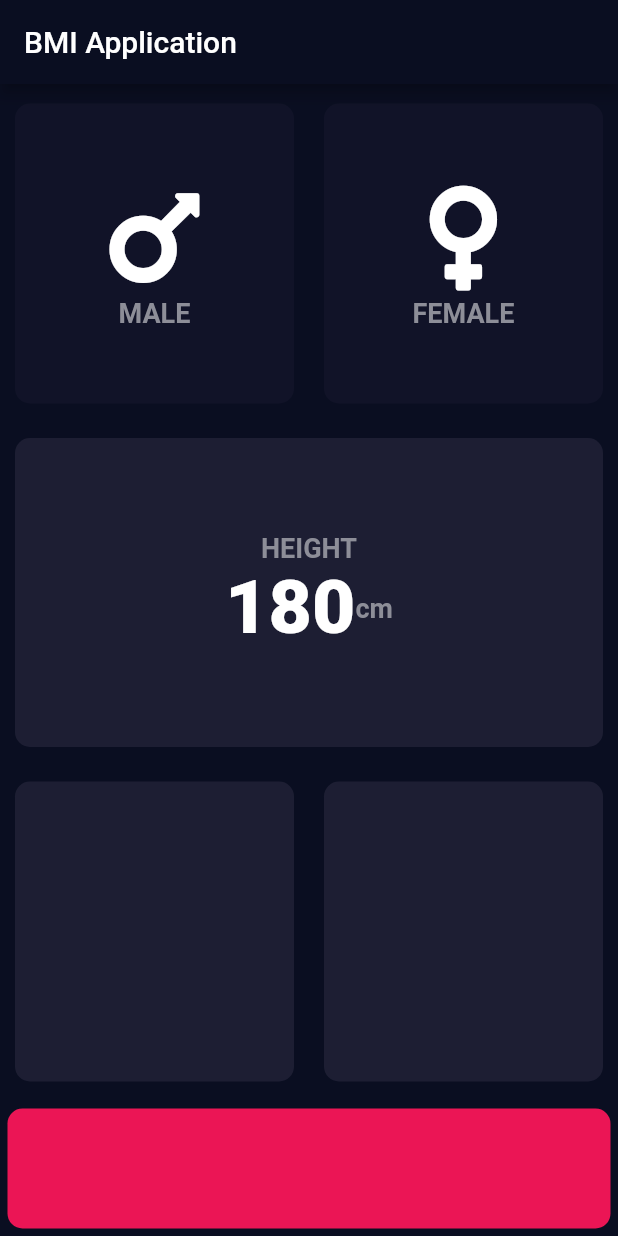
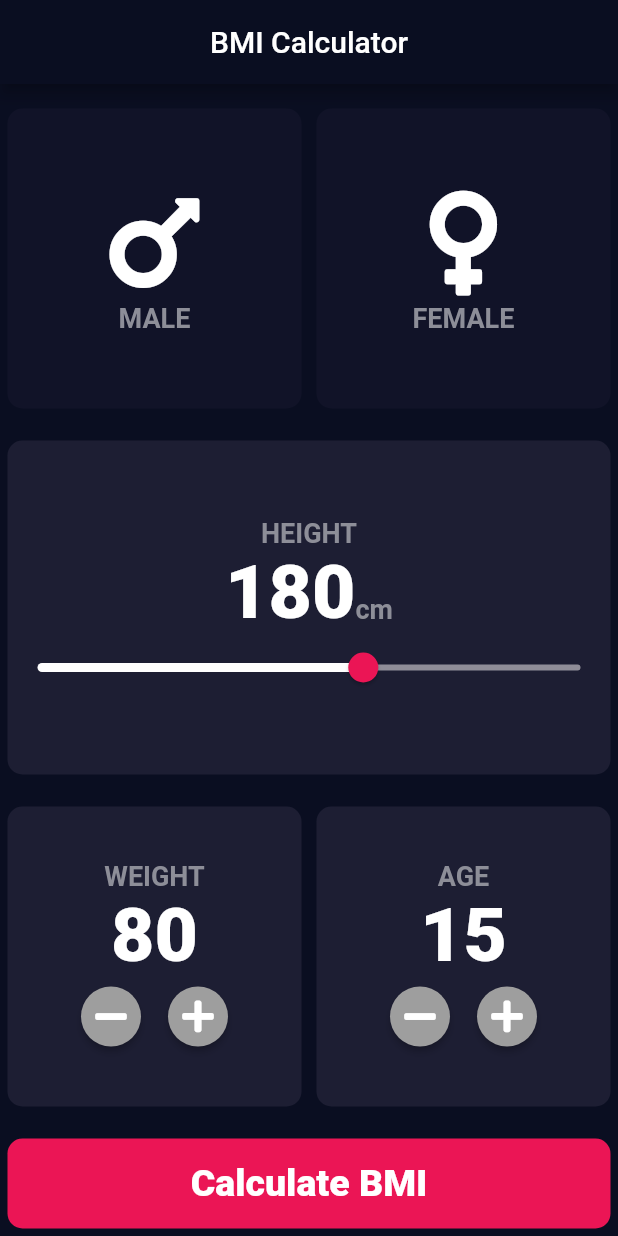
Before and after one commit to CedricMurairi/flutter-BMI-Calculator, a Flutter app: the screen it shows after launch, on a phone screen of 412 x 824 dp. Run offline on Flutter 3.47's test engine with Material 2 defaults, Android fonts, the phone set to English and light mode, and no system bars; our stand-ins replace font_awesome_flutter.

```diff
--- a/lib/home_page.dart
+++ b/lib/home_page.dart
@@ -3,6 +3,7 @@ import 'package:font_awesome_flutter/font_awesome_flutter.dart';
 import 'reusable_container.dart';
 import 'reusable_widgets.dart';
 import 'constants.dart';
+import 'second_page.dart';
 
 class Home_page extends StatefulWidget {
   @override
@@ -11,12 +12,15 @@ class Home_page extends StatefulWidget {
 
 class _Home_pageState extends State<Home_page> {
   Gender selectedGender;
+  int height = 180;
+  int weight = 80;
+  int age = 15;
 
   @override
   Widget build(BuildContext context) {
     return Scaffold(
       appBar: AppBar(
-        title: Text('BMI Application'),
+        title: Center(child: Text('BMI Calculator')),
       ),
       body: Column(
         children: <Widget>[
@@ -70,17 +74,38 @@ class _Home_pageState extends State<Home_page> {
                 ),
                 Row(
                   mainAxisAlignment: MainAxisAlignment.center,
+                  crossAxisAlignment: CrossAxisAlignment.baseline,
+                  textBaseline: TextBaseline.alphabetic,
                   children: <Widget>[
                     Text(
-                      "180",
+                      height.toString(),
                       style: numberStyle,
                     ),
                     Text(
                       "cm",
                       style: styleText,
-                    )
+                    ),
                   ],
-                )
+                ),
+                SliderTheme(
+                  data: SliderTheme.of(context).copyWith(
+                      thumbColor: Color(0xFFEB1555),
+                      overlayColor: Color(0x29EB1555),
+                      activeTrackColor: Colors.white,
+                      thumbShape: RoundSliderThumbShape(enabledThumbRadius: 10),
+                      overlayShape: RoundSliderOverlayShape(overlayRadius: 20)),
+                  child: Slider(
+                    value: height.toDouble(),
+                    min: 120.0,
+                    max: 220.0,
+                    inactiveColor: Color(0xFF8F8D98),
+                    onChanged: (double newValue) {
+                      setState(() {
+                        height = newValue.round();
+                      });
+                    },
+                  ),
+                ),
               ],
             ),
           )),
@@ -90,24 +115,123 @@ class _Home_pageState extends State<Home_page> {
               Expanded(
                 child: ReusableCard(
                   color: activeColor,
+                  cardChild: Column(
+                    mainAxisAlignment: MainAxisAlignment.center,
+                    children: <Widget>[
+                      Text(
+                        "WEIGHT",
+                        style: styleText,
+                      ),
+                      Text(
+                        weight.toString(),
+                        style: numberStyle,
+                      ),
+                      Row(
+                        mainAxisAlignment: MainAxisAlignment.center,
+                        children: <Widget>[
+                          CardButton(
+                            onPressed: () {
+                              setState(() {
+                                weight--;
+                              });
+                            },
+                            icon: FontAwesomeIcons.minus,
+                          ),
+                          SizedBox(
+                            width: 10,
+                          ),
+                          CardButton(
+                            onPressed: () {
+                              setState(() {
+                                weight++;
+                              });
+                            },
+                            icon: FontAwesomeIcons.plus,
+                          )
+                        ],
+                      )
+                    ],
+                  ),
                 ),
               ),
               Expanded(
                 child: ReusableCard(
                   color: activeColor,
+                  cardChild: Column(
+                    mainAxisAlignment: MainAxisAlignment.center,
+                    children: <Widget>[
+                      Text(
+                        "AGE",
+                        style: styleText,
+                      ),
+                      Text(
+                        age.toString(),
+                        style: numberStyle,
+                      ),
+                      Row(
+                        mainAxisAlignment: MainAxisAlignment.center,
+                        children: <Widget>[
+                          CardButton(
+                            onPressed: () {
+                              setState(() {
+                                age--;
+                              });
+                            },
+                            icon: FontAwesomeIcons.minus,
+                          ),
+                          SizedBox(
+                            width: 10,
+                          ),
+                          CardButton(
+                            onPressed: () {
+                              setState(() {
+                                age++;
+                              });
+                            },
+                            icon: FontAwesomeIcons.plus,
+                          )
+                        ],
+                      )
+                    ],
+                  ),
                 ),
               ),
             ],
           )),
-          Container(
-            decoration: BoxDecoration(
-                color: bottomBarColor, borderRadius: BorderRadius.circular(10)),
-            margin: EdgeInsets.all(5),
-            width: double.infinity,
-            height: 80,
-          )
+          BottomBar(
+            textDisplay: "Calculate BMI",
+            onTap: () {
+              Navigator.push(
+                context,
+                MaterialPageRoute(
+                  builder: (context) {
+                    return Result();
+                  },
+                ),
+              );
+            },
+          ),
         ],
       ),
     );
   }
 }
+
+class CardButton extends StatelessWidget {
+  CardButton({this.onPressed, this.icon});
+
+  final Function onPressed;
+  final IconData icon;
+
+  @override
+  Widget build(BuildContext context) {
+    return RawMaterialButton(
+      shape: CircleBorder(),
+      padding: EdgeInsets.all(8),
+      fillColor: Colors.grey,
+      constraints: BoxConstraints(maxHeight: 500, maxWidth: 500),
+      onPressed: onPressed,
+      child: Icon(icon),
+    );
+  }
+}
--- a/lib/main.dart
+++ b/lib/main.dart
@@ -1,5 +1,6 @@
 import 'package:flutter/material.dart';
 import 'home_page.dart';
+import 'second_page.dart';
 
 void main() => runApp(MyApp());
 
@@ -9,12 +10,16 @@ class MyApp extends StatelessWidget {
   Widget build(BuildContext context) {
     return MaterialApp(
       title: 'Flutter Demo',
-      home: Home_page(),
+      initialRoute: '/',
       theme: ThemeData.dark().copyWith(
         primaryColor: Color(0xFF0A0E21),
         scaffoldBackgroundColor: Color(0xFF0A0E21),
         accentColor: Colors.blueAccent,
       ),
+      routes: {
+        '/': (context) => Home_page(),
+        '/second': (context) => Result(),
+      },
     );
   }
 }
--- a/lib/reusable_widgets.dart
+++ b/lib/reusable_widgets.dart
@@ -1,4 +1,6 @@
 import 'package:flutter/material.dart';
+
+import 'constants.dart';
 
 class ReusableCard extends StatelessWidget {
   ReusableCard({@required this.color, this.cardChild, this.onPress});
@@ -13,7 +15,7 @@ class ReusableCard extends StatelessWidget {
       onTap: onPress,
       child: Container(
         child: cardChild,
-        margin: EdgeInsets.all(10),
+        margin: EdgeInsets.all(5),
         height: 200,
         decoration: BoxDecoration(
           color: color,
@@ -23,3 +25,29 @@ class ReusableCard extends StatelessWidget {
     );
   }
 }
+
+class BottomBar extends StatelessWidget {
+  BottomBar({this.textDisplay, this.onTap});
+
+  final String textDisplay;
+  final Function onTap;
+
+  @override
+  Widget build(BuildContext context) {
+    return GestureDetector(
+      onTap: onTap,
+      child: Container(
+        child: Center(
+            child: Text(
+          textDisplay,
+          style: TextStyle(fontWeight: FontWeight.w900, fontSize: 25),
+        )),
+        decoration: BoxDecoration(
+            color: bottomBarColor, borderRadius: BorderRadius.circular(10)),
+        margin: EdgeInsets.all(5),
+        width: double.infinity,
+        height: 60,
+      ),
+    );
+  }
+}
```
Also changed, not shown: lib/second_page.dart (added, +53 -0 lines).
